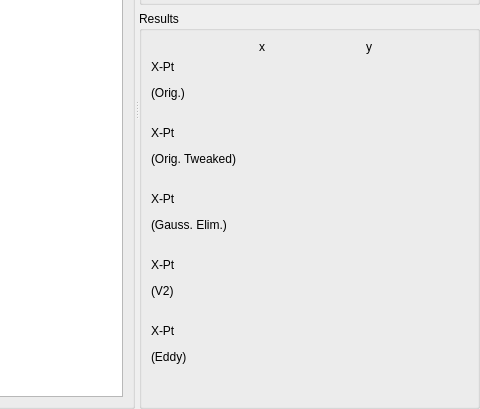
First picture: the form in src/gui/widget.ui, repository JKSH/QTBUG-75146-Study, before the edit; both pictures show x 544 to 1024 and y 191 to 600 of the 1024 by 600 pixel window.
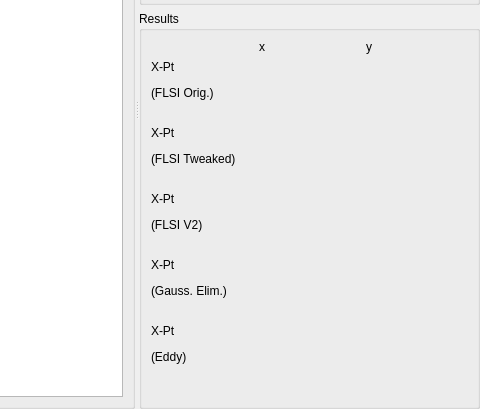
Second picture: the form after the edit. Custom widgets are drawn as their Qt base class.

Commit message: [GUI] Rearrange & relabel results panel

Patch:
```diff
--- a/src/gui/widget.ui
+++ b/src/gui/widget.ui
@@ -254,7 +254,7 @@
          </property>
         </widget>
        </item>
-       <item row="3" column="0">
+       <item row="2" column="0">
         <spacer name="verticalSpacer_2">
          <property name="orientation">
           <enum>Qt::Vertical</enum>
@@ -277,7 +277,7 @@
          </property>
         </widget>
        </item>
-       <item row="14" column="0">
+       <item row="10" column="0">
         <spacer name="verticalSpacer_4">
          <property name="orientation">
           <enum>Qt::Vertical</enum>
@@ -290,7 +290,7 @@
          </property>
         </spacer>
        </item>
-       <item row="6" column="0">
+       <item row="4" column="0">
         <spacer name="verticalSpacer_3">
          <property name="orientation">
           <enum>Qt::Vertical</enum>
@@ -306,7 +306,7 @@
          </property>
         </spacer>
        </item>
-       <item row="9" column="0">
+       <item row="6" column="0">
         <spacer name="verticalSpacer_5">
          <property name="orientation">
           <enum>Qt::Vertical</enum>
@@ -322,14 +322,14 @@
          </property>
         </spacer>
        </item>
-       <item row="10" column="0">
+       <item row="5" column="0">
         <widget class="QLabel" name="label_12">
          <property name="text">
-          <string>&lt;html&gt;&lt;head/&gt;&lt;body&gt;&lt;p&gt;X-Pt&lt;/p&gt;&lt;p&gt;(V2)&lt;/p&gt;&lt;/body&gt;&lt;/html&gt;</string>
+          <string>&lt;html&gt;&lt;head/&gt;&lt;body&gt;&lt;p&gt;X-Pt&lt;/p&gt;&lt;p&gt;(FLSI V2)&lt;/p&gt;&lt;/body&gt;&lt;/html&gt;</string>
          </property>
         </widget>
        </item>
-       <item row="10" column="1" colspan="2">
+       <item row="5" column="1" colspan="2">
         <widget class="ResultWidget" name="result_flsiV2" native="true"/>
        </item>
        <item row="1" column="1" colspan="2">
@@ -338,17 +338,17 @@
        <item row="1" column="0">
         <widget class="QLabel" name="label_7">
          <property name="text">
-          <string>&lt;html&gt;&lt;head/&gt;&lt;body&gt;&lt;p&gt;X-Pt&lt;/p&gt;&lt;p&gt;(Orig.)&lt;/p&gt;&lt;/body&gt;&lt;/html&gt;</string>
+          <string>&lt;html&gt;&lt;head/&gt;&lt;body&gt;&lt;p&gt;X-Pt&lt;/p&gt;&lt;p&gt;(FLSI Orig.)&lt;/p&gt;&lt;/body&gt;&lt;/html&gt;</string>
          </property>
         </widget>
        </item>
-       <item row="4" column="1" colspan="2">
+       <item row="3" column="1" colspan="2">
         <widget class="ResultWidget" name="result_flsiTweaked" native="true"/>
        </item>
-       <item row="4" column="0">
+       <item row="3" column="0">
         <widget class="QLabel" name="label_10">
          <property name="text">
-          <string>&lt;html&gt;&lt;head/&gt;&lt;body&gt;&lt;p&gt;X-Pt&lt;/p&gt;&lt;p&gt;(Orig. Tweaked)&lt;/p&gt;&lt;/body&gt;&lt;/html&gt;</string>
+          <string>&lt;html&gt;&lt;head/&gt;&lt;body&gt;&lt;p&gt;X-Pt&lt;/p&gt;&lt;p&gt;(FLSI Tweaked)&lt;/p&gt;&lt;/body&gt;&lt;/html&gt;</string>
          </property>
         </widget>
        </item>
@@ -362,7 +362,7 @@
          </property>
         </widget>
        </item>
-       <item row="12" column="0">
+       <item row="8" column="0">
         <spacer name="verticalSpacer_6">
          <property name="orientation">
           <enum>Qt::Vertical</enum>
@@ -378,10 +378,10 @@
          </property>
         </spacer>
        </item>
-       <item row="13" column="1" colspan="2">
+       <item row="9" column="1" colspan="2">
         <widget class="ResultWidget" name="result_eddy" native="true"/>
        </item>
-       <item row="13" column="0">
+       <item row="9" column="0">
         <widget class="QLabel" name="label_14">
          <property name="text">
           <string>&lt;html&gt;&lt;head/&gt;&lt;body&gt;&lt;p&gt;X-Pt&lt;/p&gt;&lt;p&gt;(Eddy)&lt;/p&gt;&lt;/body&gt;&lt;/html&gt;</string>
```
